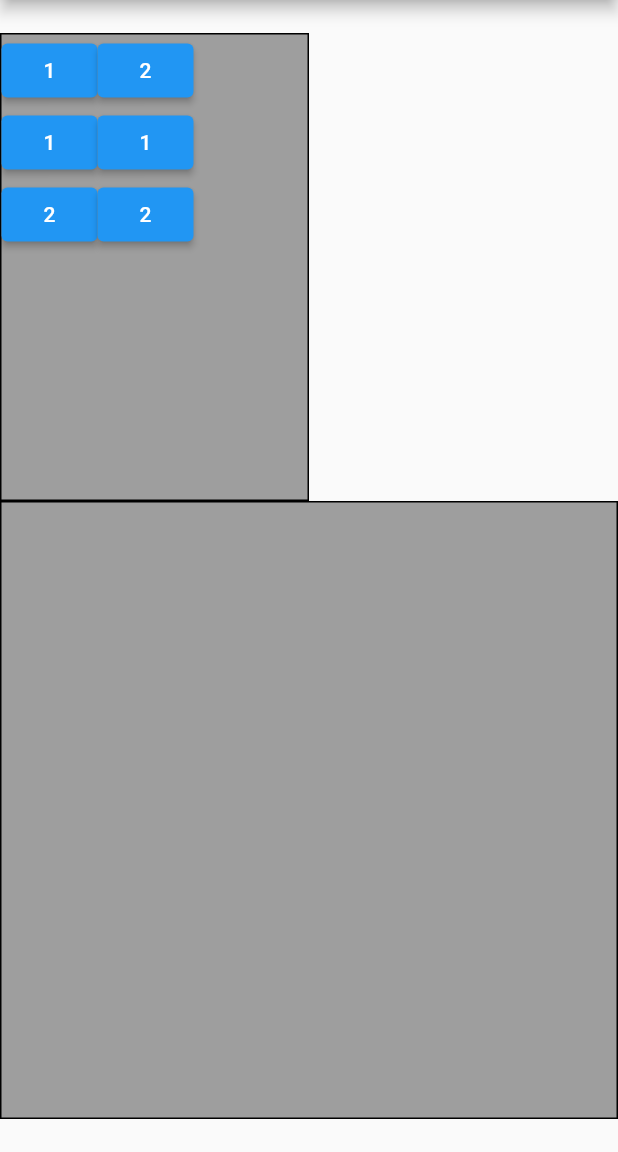
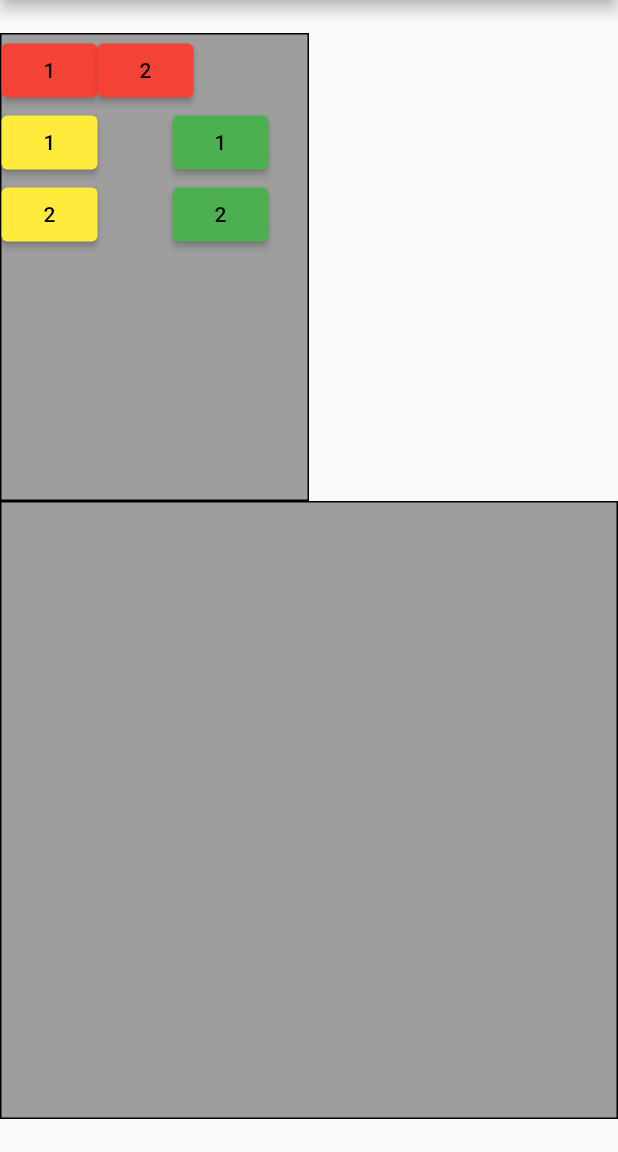
Before and after one commit to FUNuage/KeyboardUSA_Flutter, a Flutter app: the screen it shows after launch, on a phone screen of 412 x 824 dp, the part 84-1236 px from its top. Run offline on Flutter 3.47's test engine with Material 2 defaults, Android fonts, the phone set to English and light mode, and no system bars.

Commit message:
cleaning up

```diff
--- a/lib/main.dart
+++ b/lib/main.dart
@@ -1,4 +1,6 @@
 import 'package:flutter/material.dart';
+
+import 'top_left_panel.dart';
 
 void main() {
   runApp(const MyApp());
@@ -11,17 +13,8 @@ class MyApp extends StatelessWidget {
   @override
   Widget build(BuildContext context) {
     return MaterialApp(
-      title: 'Flutter Demo',
+      title: 'Bliss Keyboard',
       theme: ThemeData(
-        // This is the theme of your application.
-        //
-        // Try running your application with "flutter run". You'll see the
-        // application has a blue toolbar. Then, without quitting the app, try
-        // changing the primarySwatch below to Colors.green and then invoke
-        // "hot reload" (press "r" in the console where you ran "flutter run",
-        // or simply save your changes to "hot reload" in a Flutter IDE).
-        // Notice that the counter didn't reset back to zero; the application
-        // is not restarted.
         primarySwatch: Colors.blue,
       ),
       home: const MyHomePage(title: 'Bliss Keyboard'),
@@ -32,15 +25,6 @@ class MyApp extends StatelessWidget {
 class MyHomePage extends StatefulWidget {
   const MyHomePage({Key? key, required this.title}) : super(key: key);
 
-  // This widget is the home page of your application. It is stateful, meaning
-  // that it has a State object (defined below) that contains fields that affect
-  // how it looks.
-
-  // This class is the configuration for the state. It holds the values (in this
-  // case the title) provided by the parent (in this case the App widget) and
-  // used by the build method of the State. Fields in a Widget subclass are
-  // always marked "final".
-
   final String title;
 
   @override
@@ -48,18 +32,9 @@ class MyHomePage extends StatefulWidget {
 }
 
 class _MyHomePageState extends State<MyHomePage> {
-  int _counter = 0;
-
-  void _incrementCounter() {
-    setState(() {
-      // This call to setState tells the Flutter framework that something has
-      // changed in this State, which causes it to rerun the build method below
-      // so that the display can reflect the updated values. If we changed
-      // _counter without calling setState(), then the build method would not be
-      // called again, and so nothing would appear to happen.
-      _counter++;
-    });
-  }
+  // void _incrementCounter() {
+  //   setState(() {});
+  // }
 
   @override
   Widget build(BuildContext context) {
@@ -73,56 +48,7 @@ class _MyHomePageState extends State<MyHomePage> {
           children: <Widget>[
             Row(
               children: <Widget>[
-                Container(
-                    width: MediaQuery.of(context).size.width / 2,
-                    height: MediaQuery.of(context).size.height / 2 - 100,
-                    decoration: BoxDecoration(
-                        border: Border.all(color: Colors.black),
-                        color: Colors.grey),
-                    child: Column(children: <Widget>[
-                      Row(
-                        children: <Widget>[
-                          ElevatedButton(
-                            // style: style,
-                            onPressed: () {},
-                            child: const Text('1'),
-                          ),
-                          ElevatedButton(
-                            // style: style,
-                            onPressed: () {},
-                            child: const Text('2'),
-                          ),
-                        ],
-                      ),
-                      Row(
-                        children: <Widget>[
-                          Column(children: <Widget>[
-                            ElevatedButton(
-                              // style: style,
-                              onPressed: () {},
-                              child: const Text('1'),
-                            ),
-                            ElevatedButton(
-                              // style: style,
-                              onPressed: () {},
-                              child: const Text('2'),
-                            ),
-                          ]),
-                          Column(children: <Widget>[
-                            ElevatedButton(
-                              // style: style,
-                              onPressed: () {},
-                              child: const Text('1'),
-                            ),
-                            ElevatedButton(
-                              // style: style,
-                              onPressed: () {},
-                              child: const Text('2'),
-                            ),
-                          ]),
-                        ],
-                      ),
-                    ])),
+                TopLeftPanel(),
               ],
             ),
             Container(
--- /dev/null
+++ b/lib/top_left_panel.dart
@@ -0,0 +1,77 @@
+import 'package:flutter/material.dart';
+
+class TopLeftPanel extends StatelessWidget {
+  //const Question({Key? key}) : super(key: key);
+
+  @override
+  Widget build(BuildContext context) {
+    return Container(
+        width: MediaQuery.of(context).size.width / 2,
+        height: MediaQuery.of(context).size.height / 2 - 100,
+        decoration: BoxDecoration(
+            border: Border.all(color: Colors.black), color: Colors.grey),
+        child: Column(children: <Widget>[
+          Row(
+            children: <Widget>[
+              ElevatedButton(
+                style: TextButton.styleFrom(
+                  primary: Colors.black,
+                  backgroundColor: Colors.red,
+                ),
+                onPressed: () {},
+                child: const Text('1'),
+              ),
+              ElevatedButton(
+                style: TextButton.styleFrom(
+                  primary: Colors.black,
+                  backgroundColor: Colors.red,
+                ),
+                onPressed: () {},
+                child: const Text('2'),
+              ),
+            ],
+          ),
+          Row(
+            children: <Widget>[
+              Column(children: <Widget>[
+                ElevatedButton(
+                  style: TextButton.styleFrom(
+                    primary: Colors.black,
+                    backgroundColor: Colors.yellow,
+                  ),
+                  onPressed: () {},
+                  child: const Text('1'),
+                ),
+                ElevatedButton(
+                  style: TextButton.styleFrom(
+                    primary: Colors.black,
+                    backgroundColor: Colors.yellow,
+                  ),
+                  onPressed: () {},
+                  child: const Text('2'),
+                ),
+              ]),
+              SizedBox(width: 50),
+              Column(children: <Widget>[
+                ElevatedButton(
+                  style: TextButton.styleFrom(
+                    primary: Colors.black,
+                    backgroundColor: Colors.green,
+                  ),
+                  onPressed: () {},
+                  child: const Text('1'),
+                ),
+                ElevatedButton(
+                  style: TextButton.styleFrom(
+                    primary: Colors.black,
+                    backgroundColor: Colors.green,
+                  ),
+                  onPressed: () {},
+                  child: const Text('2'),
+                ),
+              ]),
+            ],
+          ),
+        ]));
+  }
+}
```
Also changed, not shown: lib/bottom_panel.dart (added), lib/top_right_panel.dart (added).
